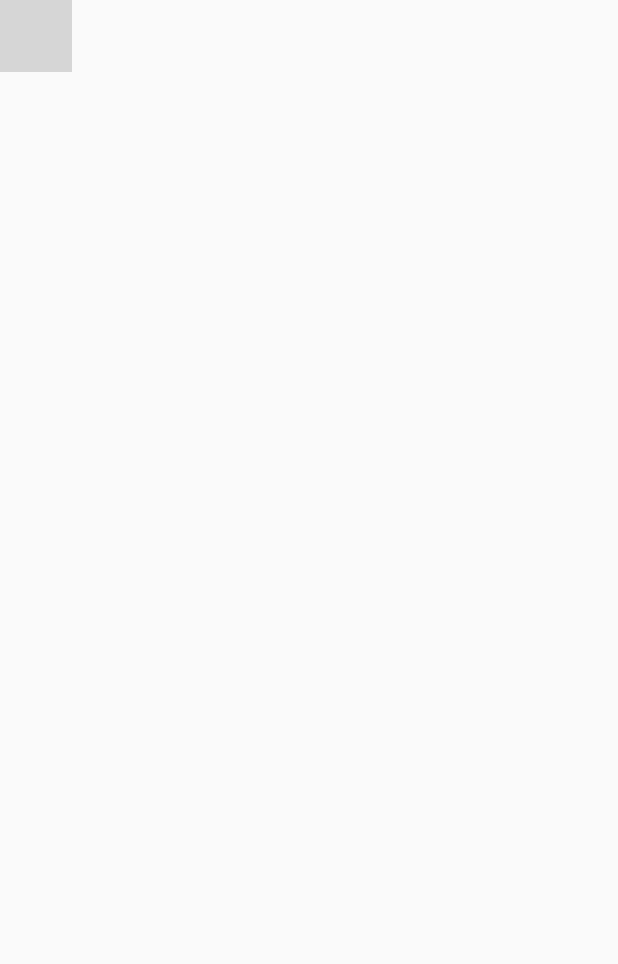
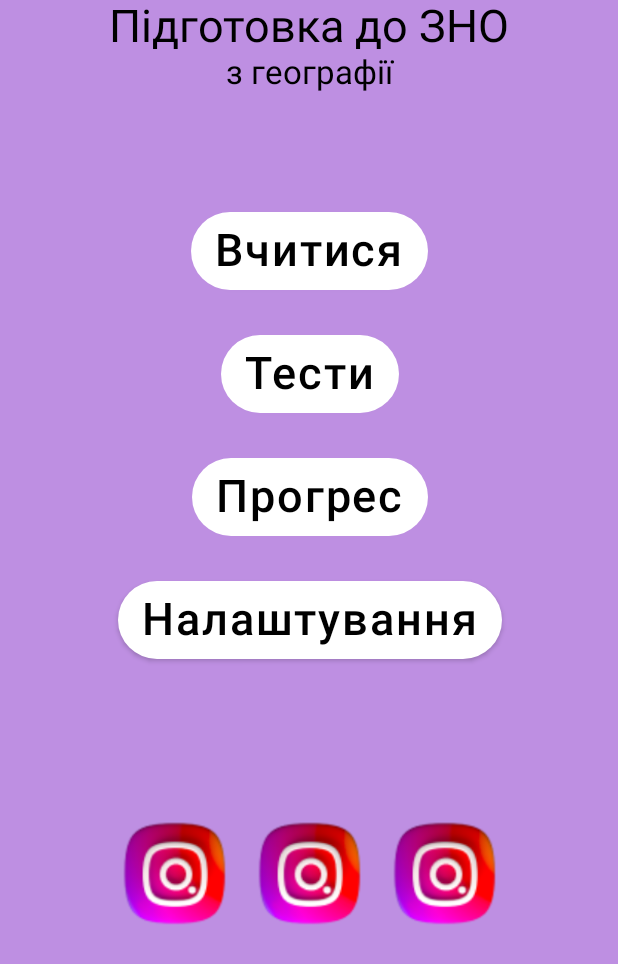
Before and after one commit to IvannaKozak/GeographyApp, an Android app built with Jetpack Compose: the screen it shows after launch (MainActivity), on a phone screen of 412 x 824 dp. Shown: the top 964 px of the screen. Run offline under Robolectric (Android 15) with nearby library versions, the phone set to English and light mode, and no system bars; our stand-ins replace accompanist; grey boxes are pictures that could not be loaded.

Commit message:
Updated HomeScreen

```diff
--- a/app/src/main/java/com/example/testapp/FirstScreen.kt
+++ /dev/null
@@ -1 +0,0 @@
-package com.example.testapp
--- a/app/src/main/java/com/example/testapp/HomeScreen.kt
+++ b/app/src/main/java/com/example/testapp/HomeScreen.kt
@@ -1,6 +1,7 @@
 package com.example.testapp
 
 
+import android.content.Context
 import android.content.res.Configuration.UI_MODE_NIGHT_YES
 import androidx.compose.animation.core.animateFloatAsState
 import androidx.compose.animation.core.tween
@@ -8,6 +9,10 @@ import androidx.compose.foundation.Image
 import androidx.compose.foundation.background
 import androidx.compose.foundation.isSystemInDarkTheme
 import androidx.compose.foundation.layout.*
+import androidx.compose.foundation.shape.RoundedCornerShape
+import androidx.compose.material.Button
+import androidx.compose.material.ButtonDefaults
+import androidx.compose.material.Icon
 import androidx.compose.material.Text
 import androidx.compose.runtime.*
 import androidx.compose.ui.Alignment
@@ -24,7 +29,7 @@ import androidx.navigation.NavHostController
 import kotlinx.coroutines.delay
 
 @Composable
-fun HomeScreen(navController: NavHostController){
+fun HomeScreen(){
     Box(modifier = Modifier
         .fillMaxSize()
         .background(if (isSystemInDarkTheme()) Color.Black else Color(0xFFBE8FE2)),
@@ -37,6 +42,64 @@ fun HomeScreen(navController: NavHostController){
                 color = if (isSystemInDarkTheme()) Color(0xFFFFB400) else Color.Black)
             Text(text = "з географії", fontSize = 22.sp,
                 color = if (isSystemInDarkTheme()) Color(0xFFFFB400) else Color.Black)
+            Spacer(modifier = Modifier.height(80.dp))
+            Button(
+                colors = ButtonDefaults.buttonColors(
+                    backgroundColor = if (isSystemInDarkTheme()) Color.Gray else Color.White,
+                    contentColor = if (isSystemInDarkTheme()) Color.Black else Color.Black),
+                onClick = {},
+                shape = RoundedCornerShape(30.dp)
+            ){
+                Text(text = "Вчитися", fontSize = 30.sp)
+            }
+            Spacer(modifier = Modifier.height(30.dp))
+            Button(
+                colors = ButtonDefaults.buttonColors(
+                    backgroundColor = if (isSystemInDarkTheme()) Color.Gray else Color.White,
+                    contentColor = if (isSystemInDarkTheme()) Color.Black else Color.Black),
+                onClick = {},
+                shape = RoundedCornerShape(30.dp)
+            ){
+                Text(text = "Тести", fontSize = 30.sp)
+            }
+            Spacer(modifier = Modifier.height(30.dp))
+            Button(
+                colors = ButtonDefaults.buttonColors(
+                    backgroundColor = if (isSystemInDarkTheme()) Color.Gray else Color.White,
+                    contentColor = if (isSystemInDarkTheme()) Color.Black else Color.Black),
+                onClick = {},
+                shape = RoundedCornerShape(30.dp)
+            ){
+                Text(text = "Прогрес", fontSize = 30.sp)
+            }
+            Spacer(modifier = Modifier.height(30.dp))
+            Button(
+                colors = ButtonDefaults.buttonColors(
+                    backgroundColor = if (isSystemInDarkTheme()) Color.Gray else Color.White,
+                    contentColor = if (isSystemInDarkTheme()) Color.Black else Color.Black),
+                onClick = {},
+                shape = RoundedCornerShape(30.dp)
+            ){
+                Text(text = "Налаштування", fontSize = 30.sp)
+            }
+            Spacer(modifier = Modifier.height(100.dp))
+            Row() {
+                Image(painterResource(R.drawable.insta),
+                    contentDescription = "instagram",
+                    modifier = Modifier
+                        .height(90.dp)
+                        .width(90.dp))
+                Image(painterResource(R.drawable.insta),
+                    contentDescription = "instagram",
+                    modifier = Modifier
+                        .height(90.dp)
+                        .width(90.dp))
+                Image(painterResource(R.drawable.insta),
+                    contentDescription = "instagram",
+                    modifier = Modifier
+                        .height(90.dp)
+                        .width(90.dp))
+            }
         }
     }
 }
@@ -45,12 +108,12 @@ fun HomeScreen(navController: NavHostController){
 @Composable
 @Preview
 fun HomeScreenPreview() {
-
+    HomeScreen()
 }
 
 
 @Composable
 @Preview(uiMode = UI_MODE_NIGHT_YES)
 fun HomeScreenDarkPreview() {
-
+    HomeScreen()
 }
--- a/app/src/main/java/com/example/testapp/navigation/MainScreen.kt
+++ /dev/null
@@ -1 +0,0 @@
-package com.example.testapp.navigation
--- a/app/src/main/java/com/example/testapp/navigation/NavGraph.kt
+++ b/app/src/main/java/com/example/testapp/navigation/NavGraph.kt
@@ -11,10 +11,7 @@ import androidx.navigation.NavHostController
 import androidx.navigation.compose.NavHost
 import androidx.navigation.compose.composable
 import com.example.testapp.AnimatedSplashScreen
-<<<<<<< HEAD
-=======
 import com.example.testapp.HomeScreen
->>>>>>> 0266f8b (SplashScreen and HomeScreen)
 
 @Composable
 fun SetupNavGraph(navController: NavHostController) {
@@ -25,16 +22,8 @@ fun SetupNavGraph(navController: NavHostController) {
         composable(route = Screen.Splash.route){
             AnimatedSplashScreen(navController = navController)
         }
-<<<<<<< HEAD
         composable(route = Screen.Home.route){
-            Box(modifier = Modifier.fillMaxSize())
-=======
-        /*composable(route = Screen.Home.route){
-            Box(modifier = Modifier.fillMaxSize())
-        } */
-        composable(route = Screen.Home.route){
-            HomeScreen(navController = navController)
->>>>>>> 0266f8b (SplashScreen and HomeScreen)
+            HomeScreen()
         }
     }
 }
```
Also changed, not shown: app/src/main/res/drawable/insta.png (added).
